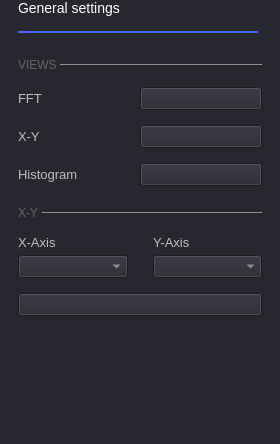
Old version of the form ui/osc_general_settings.ui in the repository analogdevicesinc/scopy.
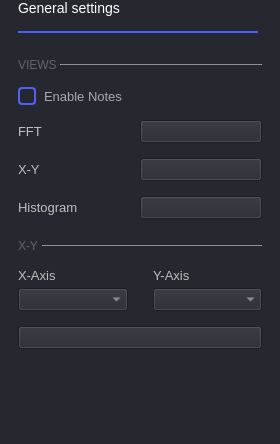
New version of the form. Custom widgets are drawn as their Qt base class.

Commit message: Oscilloscope: Added instrument notes to the oscilloscope

What changed in the file:
```diff
--- a/ui/osc_general_settings.ui
+++ b/ui/osc_general_settings.ui
@@ -22,7 +22,24 @@
   font-style: normal;
   font-weight: normal;
 
-}</string>
+}
+
+QCheckBox {
+  spacing: 8px;
+  background-color: transparent;
+  font-size: 14px;
+  font-weight: bold;
+  color: rgba(255, 255, 255, 153);
+}
+
+QCheckBox::indicator {
+  width: 14px;
+  height: 14px;
+  border: 2px solid rgb(74,100,255);
+  border-radius: 4px;
+}
+QCheckBox::indicator:unchecked { background-color: transparent; }
+QCheckBox::indicator:checked { background-color: rgb(74,100,255); }</string>
   </property>
   <layout class="QVBoxLayout" name="verticalLayout">
    <property name="spacing">
@@ -193,48 +210,21 @@
        <property name="verticalSpacing">
         <number>15</number>
        </property>
-       <item row="0" column="0">
-        <widget class="QLabel" name="label_2">
-         <property name="styleSheet">
-          <string notr="true">font-size: 13px;</string>
-         </property>
-         <property name="text">
-          <string>FFT</string>
-         </property>
-        </widget>
-       </item>
-       <item row="2" column="0">
-        <widget class="QLabel" name="label_3">
-         <property name="styleSheet">
-          <string notr="true">font-size: 13px;</string>
-         </property>
-         <property name="text">
-          <string>X-Y</string>
-         </property>
-        </widget>
-       </item>
-       <item row="0" column="1">
-        <widget class="adiscope::CustomSwitch" name="FFT_view">
-         <property name="text">
-          <string/>
-         </property>
-        </widget>
-       </item>
-       <item row="2" column="1">
-        <widget class="adiscope::CustomSwitch" name="XY_view">
-         <property name="text">
-          <string/>
-         </property>
-        </widget>
-       </item>
        <item row="3" column="1">
+        <widget class="adiscope::CustomSwitch" name="XY_view">
+         <property name="text">
+          <string/>
+         </property>
+        </widget>
+       </item>
+       <item row="4" column="1">
         <widget class="adiscope::CustomSwitch" name="Histogram_view">
          <property name="text">
           <string/>
          </property>
         </widget>
        </item>
-       <item row="3" column="0">
+       <item row="4" column="0">
         <widget class="QLabel" name="label_8">
          <property name="styleSheet">
           <string notr="true">font-size: 13px;</string>
@@ -244,6 +234,45 @@
          </property>
         </widget>
        </item>
+       <item row="1" column="0">
+        <widget class="QLabel" name="label_2">
+         <property name="styleSheet">
+          <string notr="true">font-size: 13px;</string>
+         </property>
+         <property name="text">
+          <string>FFT</string>
+         </property>
+        </widget>
+       </item>
+       <item row="1" column="1">
+        <widget class="adiscope::CustomSwitch" name="FFT_view">
+         <property name="text">
+          <string/>
+         </property>
+        </widget>
+       </item>
+       <item row="3" column="0">
+        <widget class="QLabel" name="label_3">
+         <property name="styleSheet">
+          <string notr="true">font-size: 13px;</string>
+         </property>
+         <property name="text">
+          <string>X-Y</string>
+         </property>
+        </widget>
+       </item>
+       <item row="0" column="0" colspan="2">
+        <widget class="QCheckBox" name="notesEnable">
+         <property name="styleSheet">
+          <string notr="true">font-size: 13px;
+	font-weight: normal;
+</string>
+         </property>
+         <property name="text">
+          <string>Enable Notes</string>
+         </property>
+        </widget>
+       </item>
       </layout>
      </item>
      <item>
```
Left out of the diff: 64 changed lines with no effect on the pictures. The commit also changes 4 other files.
